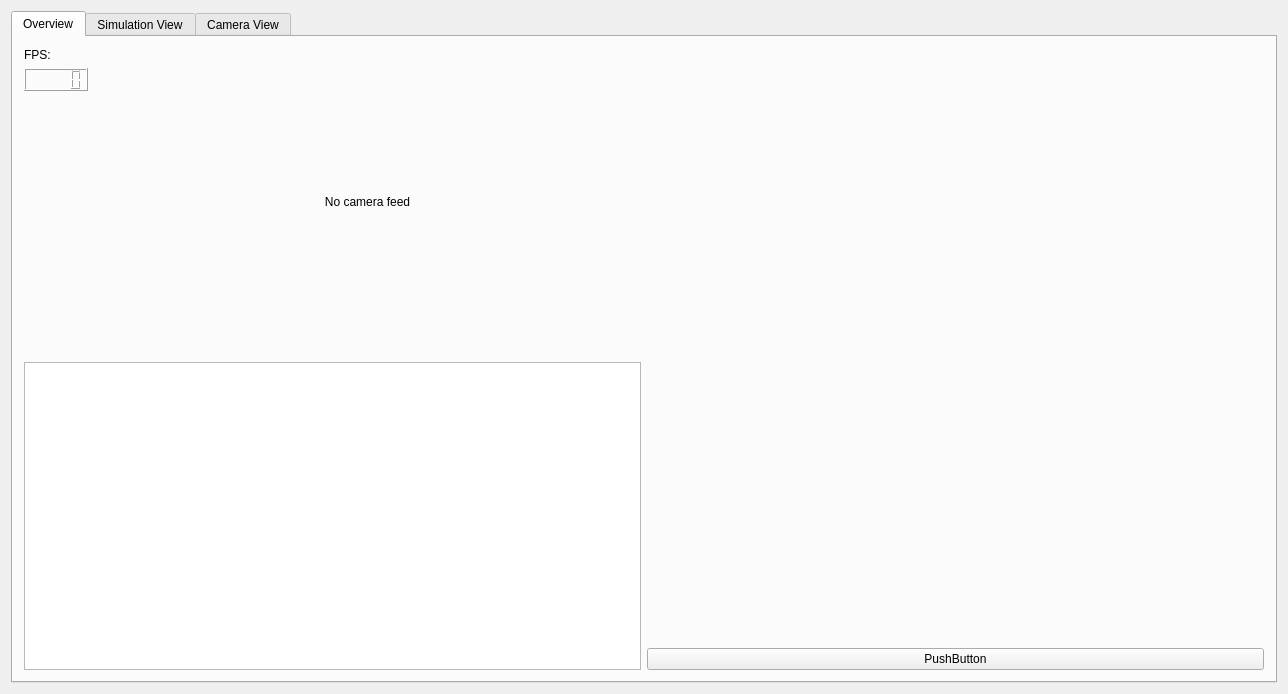
RemcoMusic/Server-application, file Server-application/user_interface/mainwindow.ui: the form before one commit.
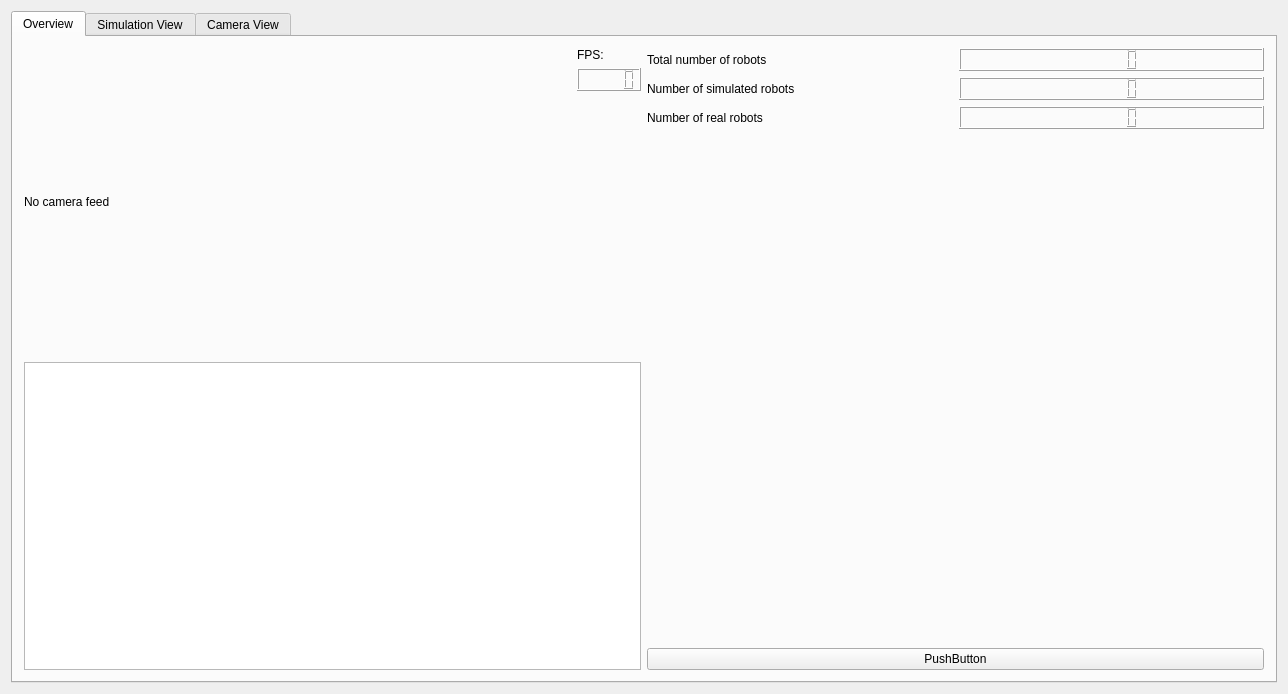
The form after the commit. The open tabs and pages were chosen to show the change.

Commit message: added robot counters in UI

The edit to the form file:
```diff
--- a/Server-application/user_interface/mainwindow.ui
+++ b/Server-application/user_interface/mainwindow.ui
@@ -29,6 +29,22 @@
          <layout class="QVBoxLayout" name="verticalLayout_2">
           <item>
            <layout class="QHBoxLayout" name="horizontalLayout_4">
+            <item>
+             <widget class="QLabel" name="cameraFeedLabel">
+              <property name="sizePolicy">
+               <sizepolicy hsizetype="Expanding" vsizetype="Expanding">
+                <horstretch>0</horstretch>
+                <verstretch>0</verstretch>
+               </sizepolicy>
+              </property>
+              <property name="text">
+               <string>No camera feed</string>
+              </property>
+              <property name="alignment">
+               <set>Qt::AlignLeading|Qt::AlignLeft|Qt::AlignVCenter</set>
+              </property>
+             </widget>
+            </item>
             <item>
              <layout class="QVBoxLayout" name="verticalLayout_4">
               <item>
@@ -56,22 +72,6 @@
               </item>
              </layout>
             </item>
-            <item>
-             <widget class="QLabel" name="cameraFeedLabel">
-              <property name="sizePolicy">
-               <sizepolicy hsizetype="Expanding" vsizetype="Expanding">
-                <horstretch>0</horstretch>
-                <verstretch>0</verstretch>
-               </sizepolicy>
-              </property>
-              <property name="text">
-               <string>No camera feed</string>
-              </property>
-              <property name="alignment">
-               <set>Qt::AlignCenter</set>
-              </property>
-             </widget>
-            </item>
             <item>
              <layout class="QVBoxLayout" name="verticalLayout_5"/>
             </item>
@@ -84,6 +84,40 @@
         </item>
         <item>
          <layout class="QVBoxLayout" name="verticalLayout_3">
+          <item>
+           <layout class="QGridLayout" name="gridLayout_2">
+            <item row="0" column="1">
+             <widget class="QLCDNumber" name="lcdNumberTotalRobots"/>
+            </item>
+            <item row="0" column="0">
+             <widget class="QLabel" name="label_8">
+              <property name="text">
+               <string>Total number of robots</string>
+              </property>
+             </widget>
+            </item>
+            <item row="1" column="1">
+             <widget class="QLCDNumber" name="lcdNumberSimulatedRobots"/>
+            </item>
+            <item row="2" column="1">
+             <widget class="QLCDNumber" name="lcdNumberRealRobots"/>
+            </item>
+            <item row="1" column="0">
+             <widget class="QLabel" name="label_9">
+              <property name="text">
+               <string>Number of simulated robots</string>
+              </property>
+             </widget>
+            </item>
+            <item row="2" column="0">
+             <widget class="QLabel" name="label_10">
+              <property name="text">
+               <string>Number of real robots</string>
+              </property>
+             </widget>
+            </item>
+           </layout>
+          </item>
           <item>
            <spacer name="verticalSpacer_2">
             <property name="orientation">
```
Left out of the diff: 2 changed lines with no effect on the pictures. The commit also changes 2 other files.
